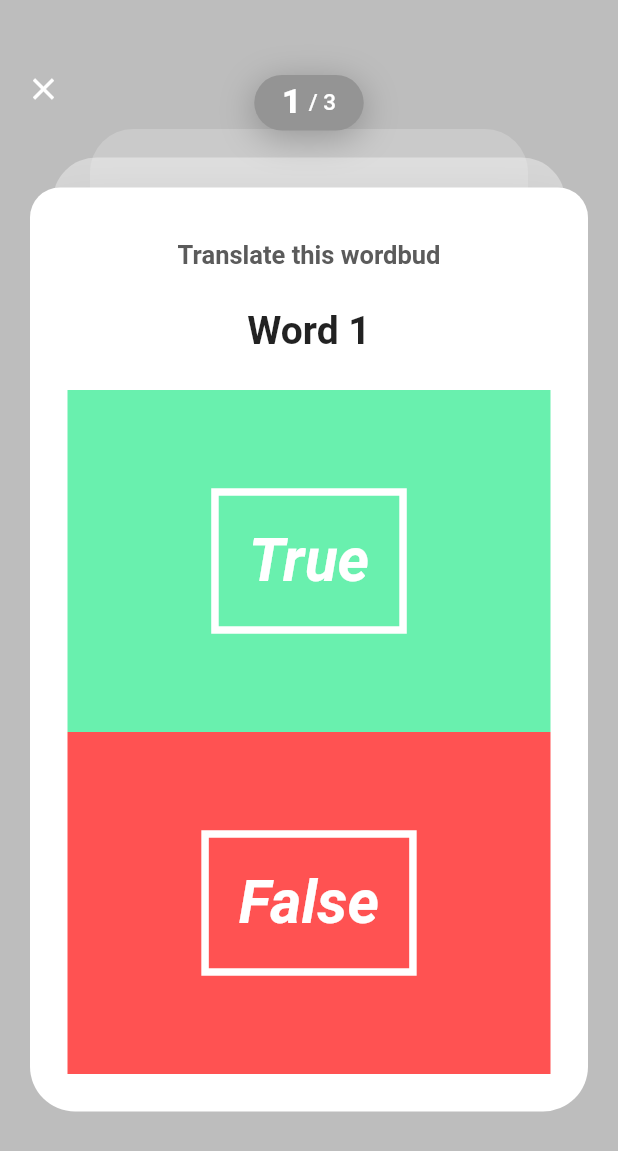
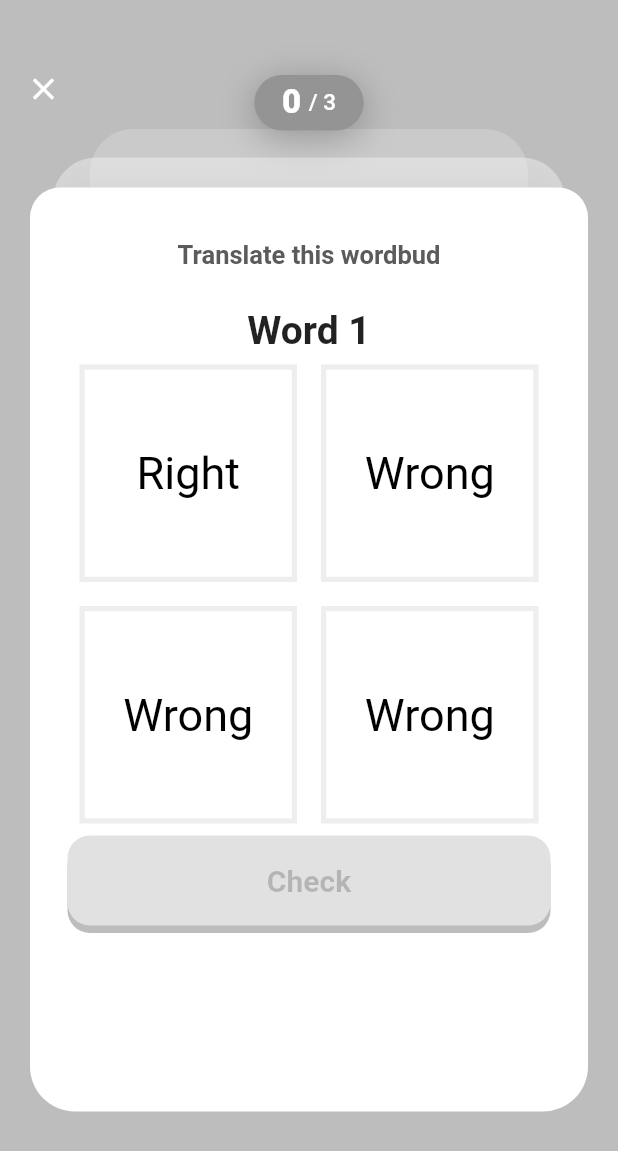
Before and after one commit to nhasley/quiz-app-flutter, a Flutter app: the screen it shows after launch, after a tap on "BEGIN", on a phone screen of 412 x 824 dp. Shown: the top 1151 px of the screen. Run offline on Flutter 3.47's test engine with Material 2 defaults, Android fonts, the phone set to English and light mode, and no system bars.

Commit message:
correct answer and score detector

```diff
--- a/lib/UI/answer_button.dart
+++ b/lib/UI/answer_button.dart
@@ -1,32 +1,33 @@
 import 'package:flutter/material.dart';
 
-class AnswerButton extends StatelessWidget {
+class Answer extends StatelessWidget {
+  final Function selectHandler;
+  final String answerText;
 
-  final bool _answer;
-  final VoidCallback _onTap;
-
-  AnswerButton(this._answer, this._onTap);
+  Answer(this.selectHandler, this.answerText);
 
   @override
   Widget build(BuildContext context) {
-    return Expanded( // true button
-      child: Material(
-        color: _answer == true ? Colors.greenAccent : Colors.redAccent,
-        child: InkWell(
-          onTap: () => _onTap(),
-          child: Center(
-            child: Container(
-              decoration: BoxDecoration(
-                border: Border.all(color: Colors.white, width: 5.0)
+    return GestureDetector(
+      onTap: selectHandler,
+      child: Stack(
+        children: <Widget>[
+          Container(
+            margin: EdgeInsets.all(8),
+            child: Center(
+              child: Text(
+                answerText,
+                style: TextStyle(fontSize: 30.0, color: Colors.black),
               ),
-              padding: EdgeInsets.all(20.0),
-              child: Text(_answer == true ? "True" : "False",
-                style: TextStyle(color: Colors.white, fontSize: 40.0, fontWeight: FontWeight.bold, fontStyle: FontStyle.italic)
-              ),
-            )
+            ),
+            decoration: BoxDecoration(
+                color: Colors.white,
+                border: Border.all(
+                    color:
+                        Color(0xffEEEEEE),
+                    width: 3.45999)),
           ),
-        ),
-
+        ],
       ),
     );
   }
--- a/lib/UI/question_text.dart
+++ b/lib/UI/question_text.dart
@@ -45,7 +45,7 @@ class QuestionTextState extends State<QuestionText> with SingleTickerProviderSta
     return Material(
       color: Colors.white,
       child: Padding(
-        padding: EdgeInsets.symmetric(vertical: 20.0),
+        padding: EdgeInsets.only(top: 20.0),
         child: Center(
           child: Text(widget._question,
             style: TextStyle(fontSize: _fontSizeAnimation.value * 26, fontWeight: FontWeight.bold),
--- a/lib/pages/landing_page.dart
+++ b/lib/pages/landing_page.dart
@@ -8,7 +8,9 @@ class LandingPage extends StatelessWidget {
       color: Colors.white,
       child: Column(
         children: <Widget>[
-          Stack(
+          Container(
+            height: 500,
+            child: Stack(
               children: <Widget>[
                 Container(
                   width: double.infinity,
@@ -83,44 +85,35 @@ class LandingPage extends StatelessWidget {
                     ),
                   ),
                 ),
-
                 Positioned(
-                top: 350,
+                  top: 320,
                   left: 33,
                   child: Container(
                     child: Column(
                       mainAxisAlignment: MainAxisAlignment.center,
                       crossAxisAlignment: CrossAxisAlignment.center,
                       children: <Widget>[
-                      Icon(
-                        Icons.school,
-                        color: Color(0xffAEAEAE),
-                        size: 30,
-                      ),
-                      SizedBox(
-                        height: 10,
-                      ),
                         Text(
-                        '105 articles',
+                          '2',
                           style: TextStyle(
                               color: Color(0xff5B5B5B),
                               fontWeight: FontWeight.w900,
-                            fontSize: 20.2807),
+                              fontSize: 30),
                         ),
                         SizedBox(height: 5),
                         Text(
-                        'read',
+                          'new wordbuds',
                           style: TextStyle(
-                            color: Color(0xff797979),
-                            fontWeight: FontWeight.w500,
-                            fontSize: 15.2105),
+                              color: Color(0xff5B5B5B),
+                              fontWeight: FontWeight.bold,
+                              fontSize: 13.8095),
                         ),
                       ],
                     ),
                     width: 128,
                     height: 108,
                     decoration: BoxDecoration(
-                    borderRadius: BorderRadius.circular(4.22515),
+                      borderRadius: BorderRadius.circular(10.2857),
                       color: Color(0xffEBEBEB),
                       boxShadow: [
                         BoxShadow(
@@ -133,8 +126,9 @@ class LandingPage extends StatelessWidget {
                 ),
               ],
             ),
+          ),
           SizedBox(
-            height: 150,
+            height: 10,
           ),
           GestureDetector(
             onTap: () => Navigator.of(context).push(MaterialPageRoute(
--- a/lib/pages/quiz_page.dart
+++ b/lib/pages/quiz_page.dart
@@ -16,29 +16,64 @@ class QuizPage extends StatefulWidget {
 }
 
 class QuizPageState extends State<QuizPage> {
-  Question currentQuestion;
-  Quiz quiz = Quiz([
-    Question("Word 1", false),
-    Question("Word 2", false),
-    Question("Word 3", true)
-  ]);
-  String questionText;
-  int questionNumber;
+  final _questions = const [
+    {
+      'questionText': 'Word 1',
+      'answers': [
+        {'id': 0, 'text': 'Right', 'score': 1},
+        {'id': 1, 'text': 'Wrong', 'score': 0},
+        {'id': 2, 'text': 'Wrong', 'score': 0},
+        {'id': 3, 'text': 'Wrong', 'score': 0}
+      ],
+    },
+    {
+      'questionText': 'Word 2',
+      'answers': [
+        {'id': 0, 'text': 'Right', 'score': 1},
+        {'id': 1, 'text': 'Wrong', 'score': 0},
+        {'id': 2, 'text': 'Wrong', 'score': 0},
+        {'id': 3, 'text': 'Wrong', 'score': 0}
+      ],
+    },
+    {
+      'questionText': 'Word 3',
+      'answers': [
+        {'id': 0, 'text': 'Right', 'score': 1},
+        {'id': 1, 'text': 'Wrong', 'score': 0},
+        {'id': 2, 'text': 'Wrong', 'score': 0},
+        {'id': 3, 'text': 'Wrong', 'score': 0}
+      ],
+    },
+  ];
+
+  int _questionIndex = 0;
+  var _totalScore = 0;
+  // List<bool> isSelected;
+  bool overlayShouldBeVisible = false;
   bool isCorrect;
-  bool overlayShouldBeVisible = false;
+  bool answer0;
+  bool answer1;
+  bool answer2;
+  bool answer3;
 
-  @override
-  void initState() {
-    super.initState();
-    currentQuestion = quiz.nextQuestion;
-    questionText = currentQuestion.question;
-    questionNumber = quiz.questionNumber;
+  // @override
+  // void initState() {
+  //   isSelected = [false, false, false, false];
+  //   super.initState();
+  // }
+
+  _answerQuestion(int score, int id) {
+    isCorrect = (score == 1);
+    answer0 = (id == 0);
+    answer1 = (id == 1);
+    answer2 = (id == 2);
+    answer3 = (id == 3);
+
+    if (score == 1) {
+      _totalScore = _totalScore + score;
     }
 
-  void handleAnswer(bool answer) {
-    isCorrect = (currentQuestion.answer == answer);
-    quiz.answer(isCorrect);
-    this.setState(() {
+    setState(() {
       overlayShouldBeVisible = true;
     });
   }
@@ -121,17 +156,55 @@ class QuizPageState extends State<QuizPage> {
                           SizedBox(
                             height: 5,
                           ),
-                                  QuestionText(questionText),
-                                  SizedBox(
-                                    height: 5,
+                          QuestionText(_questions[_questionIndex]['questionText']),
+                          GridView.count(
+                              crossAxisCount: 2,
+                              childAspectRatio: (1 / 1),
+                              controller:
+                                  ScrollController(keepScrollOffset: false),
+                              shrinkWrap: true,
+                              children: <Widget>[
+                                ...(_questions[_questionIndex]['answers']
+                                        as List<Map<String, Object>>)
+                                    .map((answer) {
+                                  return Answer(() {
+                                    _answerQuestion(answer['score'], answer['id']);
+                                    return overlayShouldBeVisible == false;
+                                  }, answer['text']);
+                                }).toList(),
+                              ]),
+                          GestureDetector(
+                            onTap: null,
+                            child: Container(
+                              width: double.infinity,
+                              height: 60,
+                              child: Row(
+                                mainAxisAlignment: MainAxisAlignment.center,
+                                children: <Widget>[
+                                  Text(
+                                    'Check',
+                                    style: TextStyle(
+                                        fontSize: 20,
+                                        color: Color.fromRGBO(0, 0, 0, .2),
+                                        fontWeight: FontWeight.bold),
                                   ),
-                                  AnswerButton(true,
-                                      () => handleAnswer(true)), //true button
-                                  AnswerButton(
-                                      false,
-                                      () => handleAnswer(false)), // false button
                                 ],
-                              )))),
+                              ),
+                              decoration: BoxDecoration(
+                                  borderRadius: BorderRadius.circular(15),
+                                  color: Color(0xffE1E1E1),
+                                  boxShadow: [
+                                    BoxShadow(
+                                        color: Colors.grey[400],
+                                        offset: Offset(0, 5))
+                                  ]),
+                            ),
+                          )
+                        ],
+                      ),
+                    ),
+                  ),
+                ),
                 Positioned.fill(
                   //question counter
                   top: 30,
@@ -142,7 +215,7 @@ class QuizPageState extends State<QuizPage> {
                         mainAxisAlignment: MainAxisAlignment.center,
                         children: <Widget>[
                           Text(
-                                (questionNumber).toString(),
+                            (_questionIndex).toString(),
                             style: TextStyle(
                                 color: Colors.white,
                                 fontWeight: FontWeight.w900,
@@ -152,7 +225,7 @@ class QuizPageState extends State<QuizPage> {
                             width: 5,
                           ),
                           Text(
-                                '/ ${quiz.length}',
+                            '/ ${_questions.length}',
                             style: TextStyle(
                                 color: Colors.white,
                                 fontSize: 15,
@@ -172,32 +245,33 @@ class QuizPageState extends State<QuizPage> {
                             blurRadius: 20.0,
                           ),
                         ],
-                          )),
+                      ),
+                    ),
                   ),
                 ),
               ],
             ),
           ),
           overlayShouldBeVisible == true
-                ? CorrectWrongOverlay(isCorrect, () {
-                    if (quiz.length == questionNumber) {
+              ? CorrectWrongOverlay(
+                  isCorrect, answer0, answer1, answer2, answer3, () {
+                  if (_questionIndex == (_questions.length - 1)) {
                     Navigator.of(context).pushAndRemoveUntil(
                         MaterialPageRoute(
                             builder: (BuildContext context) =>
-                                  ScorePage(quiz.score, quiz.length)),
+                                ScorePage(_totalScore, _questions.length)),
                         (Route route) => route == null);
                     return;
                   }
-                    currentQuestion = quiz.nextQuestion;
                   this.setState(() {
                     overlayShouldBeVisible = false;
-                      questionText = currentQuestion.question;
-                      questionNumber = quiz.questionNumber;
+                    _questionIndex = _questionIndex + 1;
                   });
                 })
               : Container()
         ],
-        ));
+      ),
+    );
   }
 }
 
@@ -220,8 +294,7 @@ class _ExitButtonState extends State<ExitButton> {
           return showDialog(
               context: context,
               builder: (context) => AlertDialog(
-                    title:
-                        Text('Do you wish to exit the quiz?'),
+                    title: Text('Do you wish to exit the quiz?'),
                     content: Text("Your progress will be lost"),
                     actions: <Widget>[
                       FlatButton(
@@ -229,8 +302,7 @@ class _ExitButtonState extends State<ExitButton> {
                           Navigator.push(
                               context,
                               MaterialPageRoute(
-                                  builder: (context) =>
-                                      LandingPage()));
+                                  builder: (context) => LandingPage()));
                         },
                         child: Text(
                           'End Quiz',
@@ -238,8 +310,7 @@ class _ExitButtonState extends State<ExitButton> {
                       ),
                       FlatButton(
                         onPressed: () {
-                          Navigator.of(context,
-                                  rootNavigator: true)
+                          Navigator.of(context, rootNavigator: true)
                               .pop('dialog');
                         },
                         child: Text(
--- a/lib/utils/question.dart
+++ b/lib/utils/question.dart
@@ -1,6 +1,20 @@
-class Question {
-  final String question;
-  final bool answer;
+import 'package:flutter/material.dart';
 
-  Question(this.question, this.answer);
+class Question extends StatelessWidget {
+  final String questionText;
+
+  Question(this.questionText);
+
+  @override
+  Widget build(BuildContext context) {
+    return Container(
+      width: double.infinity,
+      margin: EdgeInsets.all(10),
+      child: Text(
+        questionText,
+        style: TextStyle(fontSize: 28),
+        textAlign: TextAlign.center,
+      ),
+    );
+  }
 }
```
Also changed, not shown: lib/UI/correct_wrong_overlay.dart (+84 -14 lines). Lines whose indentation alone changed are shown as unchanged.
